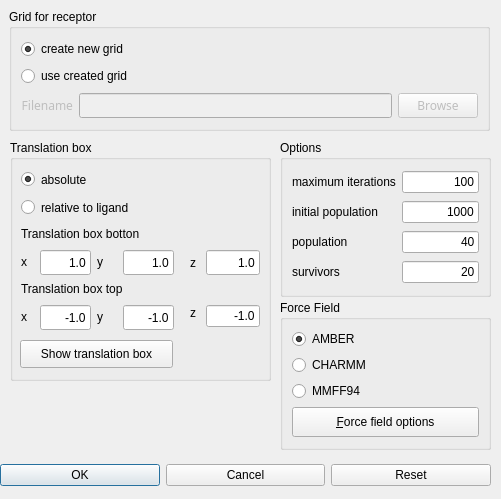
Qt form source/VIEW/DIALOGS/evolutionDockingDialog.ui (BALL-Project/ball) before a commit.
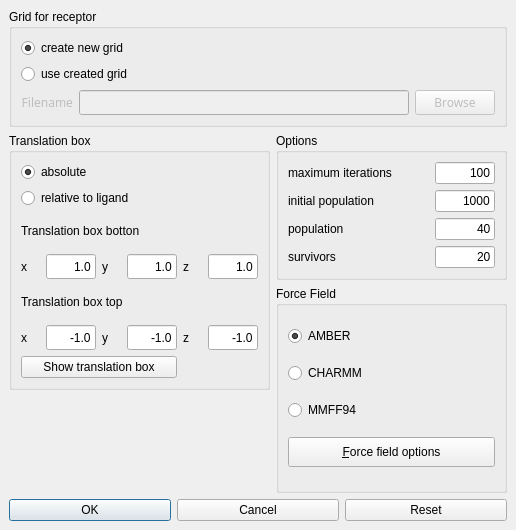
The same form after that commit.

Commit message: layout changes average remaining time

```diff
--- a/source/VIEW/DIALOGS/evolutionDockingDialog.ui
+++ b/source/VIEW/DIALOGS/evolutionDockingDialog.ui
@@ -8,8 +8,8 @@
    <rect>
     <x>0</x>
     <y>0</y>
-    <width>501</width>
-    <height>499</height>
+    <width>516</width>
+    <height>530</height>
    </rect>
   </property>
   <property name="sizePolicy" >
@@ -38,15 +38,27 @@
   <property name="modal" >
    <bool>false</bool>
   </property>
-  <widget class="QWidget" name="layoutWidget" >
-   <property name="geometry" >
-    <rect>
-     <x>0</x>
-     <y>460</y>
-     <width>491</width>
-     <height>31</height>
-    </rect>
+  <layout class="QGridLayout" >
+   <property name="margin" >
+    <number>9</number>
    </property>
+   <property name="spacing" >
+    <number>6</number>
+   </property>
+   <item row="3" column="0" >
+    <spacer>
+     <property name="orientation" >
+      <enum>Qt::Horizontal</enum>
+     </property>
+     <property name="sizeHint" >
+      <size>
+       <width>261</width>
+       <height>20</height>
+      </size>
+     </property>
+    </spacer>
+   </item>
+   <item row="4" column="0" colspan="2" >
    <layout class="QHBoxLayout" >
     <property name="margin" >
      <number>0</number>
@@ -121,271 +133,9 @@
      </widget>
     </item>
    </layout>
-  </widget>
-  <widget class="QGroupBox" name="trans_box_group" >
-   <property name="geometry" >
-    <rect>
-     <x>10</x>
-     <y>140</y>
-     <width>261</width>
-     <height>241</height>
-    </rect>
-   </property>
-   <property name="title" >
-    <string>Translation box</string>
-   </property>
-   <widget class="QLabel" name="y_label_2" >
-    <property name="geometry" >
-     <rect>
-      <x>87</x>
-      <y>164</y>
-      <width>16</width>
-      <height>25</height>
-     </rect>
-    </property>
-    <property name="text" >
-     <string>y</string>
-    </property>
-   </widget>
-   <widget class="QLineEdit" name="trans_box_top_z" >
-    <property name="geometry" >
-     <rect>
-      <x>196</x>
-      <y>165</y>
-      <width>54</width>
-      <height>22</height>
-     </rect>
-    </property>
-    <property name="text" >
-     <string>-1.0</string>
-    </property>
-    <property name="alignment" >
-     <set>Qt::AlignRight</set>
-    </property>
-   </widget>
-   <widget class="QLineEdit" name="trans_box_bottom_x" >
-    <property name="geometry" >
-     <rect>
-      <x>30</x>
-      <y>110</y>
-      <width>51</width>
-      <height>25</height>
-     </rect>
-    </property>
-    <property name="text" >
-     <string>1.0</string>
-    </property>
-    <property name="alignment" >
-     <set>Qt::AlignRight</set>
-    </property>
-   </widget>
-   <widget class="QLineEdit" name="trans_box_top_x" >
-    <property name="geometry" >
-     <rect>
-      <x>30</x>
-      <y>165</y>
-      <width>51</width>
-      <height>25</height>
-     </rect>
-    </property>
-    <property name="text" >
-     <string>-1.0</string>
-    </property>
-    <property name="alignment" >
-     <set>Qt::AlignRight</set>
-    </property>
-   </widget>
-   <widget class="QLabel" name="y_label" >
-    <property name="geometry" >
-     <rect>
-      <x>87</x>
-      <y>109</y>
-      <width>16</width>
-      <height>25</height>
-     </rect>
-    </property>
-    <property name="text" >
-     <string>y</string>
-    </property>
-   </widget>
-   <widget class="QLineEdit" name="trans_box_bottom_y" >
-    <property name="geometry" >
-     <rect>
-      <x>113</x>
-      <y>110</y>
-      <width>51</width>
-      <height>25</height>
-     </rect>
-    </property>
-    <property name="text" >
-     <string>1.0</string>
-    </property>
-    <property name="alignment" >
-     <set>Qt::AlignRight</set>
-    </property>
-   </widget>
-   <widget class="QLineEdit" name="trans_box_bottom_z" >
-    <property name="geometry" >
-     <rect>
-      <x>196</x>
-      <y>110</y>
-      <width>54</width>
-      <height>25</height>
-     </rect>
-    </property>
-    <property name="text" >
-     <string>1.0</string>
-    </property>
-    <property name="alignment" >
-     <set>Qt::AlignRight</set>
-    </property>
-   </widget>
-   <widget class="QLabel" name="z_label" >
-    <property name="geometry" >
-     <rect>
-      <x>180</x>
-      <y>110</y>
-      <width>16</width>
-      <height>25</height>
-     </rect>
-    </property>
-    <property name="text" >
-     <string>z</string>
-    </property>
-   </widget>
-   <widget class="QLabel" name="z_label_2" >
-    <property name="geometry" >
-     <rect>
-      <x>180</x>
-      <y>160</y>
-      <width>16</width>
-      <height>25</height>
-     </rect>
-    </property>
-    <property name="text" >
-     <string>z</string>
-    </property>
-   </widget>
-   <widget class="QLineEdit" name="trans_box_top_y" >
-    <property name="geometry" >
-     <rect>
-      <x>113</x>
-      <y>165</y>
-      <width>51</width>
-      <height>25</height>
-     </rect>
-    </property>
-    <property name="text" >
-     <string>-1.0</string>
-    </property>
-    <property name="alignment" >
-     <set>Qt::AlignRight</set>
-    </property>
-   </widget>
-   <widget class="QLabel" name="trans_box_top_label" >
-    <property name="geometry" >
-     <rect>
-      <x>11</x>
-      <y>139</y>
-      <width>179</width>
-      <height>20</height>
-     </rect>
-    </property>
-    <property name="text" >
-     <string>Translation box top</string>
-    </property>
-   </widget>
-   <widget class="QLabel" name="x_label" >
-    <property name="geometry" >
-     <rect>
-      <x>11</x>
-      <y>109</y>
-      <width>16</width>
-      <height>25</height>
-     </rect>
-    </property>
-    <property name="text" >
-     <string>x</string>
-    </property>
-   </widget>
-   <widget class="QLabel" name="trans_box_botton_label" >
-    <property name="geometry" >
-     <rect>
-      <x>11</x>
-      <y>84</y>
-      <width>179</width>
-      <height>20</height>
-     </rect>
-    </property>
-    <property name="text" >
-     <string>Translation box botton</string>
-    </property>
-   </widget>
-   <widget class="QRadioButton" name="abs_trans_radio_button" >
-    <property name="geometry" >
-     <rect>
-      <x>11</x>
-      <y>28</y>
-      <width>153</width>
-      <height>23</height>
-     </rect>
-    </property>
-    <property name="text" >
-     <string>absolute</string>
-    </property>
-    <property name="checked" >
-     <bool>true</bool>
-    </property>
-   </widget>
-   <widget class="QPushButton" name="trans_box_button" >
-    <property name="geometry" >
-     <rect>
-      <x>10</x>
-      <y>200</y>
-      <width>153</width>
-      <height>28</height>
-     </rect>
-    </property>
-    <property name="text" >
-     <string>Show translation box</string>
-    </property>
-   </widget>
-   <widget class="QLabel" name="x_label_2" >
-    <property name="geometry" >
-     <rect>
-      <x>11</x>
-      <y>164</y>
-      <width>16</width>
-      <height>25</height>
-     </rect>
-    </property>
-    <property name="text" >
-     <string>x</string>
-    </property>
-   </widget>
-   <widget class="QRadioButton" name="rel_trans_radio_button" >
-    <property name="geometry" >
-     <rect>
-      <x>11</x>
-      <y>56</y>
-      <width>179</width>
-      <height>23</height>
-     </rect>
-    </property>
-    <property name="text" >
-     <string>relative to ligand</string>
-    </property>
-   </widget>
-  </widget>
+   </item>
+   <item row="0" column="0" colspan="2" >
   <widget class="QGroupBox" name="grid_group" >
-   <property name="geometry" >
-    <rect>
-     <x>9</x>
-     <y>9</y>
-     <width>481</width>
-     <height>122</height>
-    </rect>
-   </property>
    <property name="title" >
     <string>Grid for receptor</string>
    </property>
@@ -532,15 +282,9 @@
     </item>
    </layout>
   </widget>
+   </item>
+   <item row="1" column="1" >
   <widget class="QGroupBox" name="option_group" >
-   <property name="geometry" >
-    <rect>
-     <x>280</x>
-     <y>140</y>
-     <width>211</width>
-     <height>157</height>
-    </rect>
-   </property>
    <property name="title" >
     <string>Options</string>
    </property>
@@ -560,6 +304,12 @@
     </item>
     <item row="3" column="1" >
      <widget class="QLineEdit" name="survivors" >
+        <property name="maximumSize" >
+         <size>
+          <width>60</width>
+          <height>25</height>
+         </size>
+        </property>
       <property name="text" >
        <string>20</string>
       </property>
@@ -570,6 +320,12 @@
     </item>
     <item row="2" column="1" >
      <widget class="QLineEdit" name="population" >
+        <property name="maximumSize" >
+         <size>
+          <width>60</width>
+          <height>25</height>
+         </size>
+        </property>
       <property name="text" >
        <string>40</string>
       </property>
@@ -580,6 +336,12 @@
     </item>
     <item row="1" column="1" >
      <widget class="QLineEdit" name="init_population" >
+        <property name="maximumSize" >
+         <size>
+          <width>60</width>
+          <height>25</height>
+         </size>
+        </property>
       <property name="text" >
        <string>1000</string>
       </property>
@@ -590,6 +352,12 @@
     </item>
     <item row="0" column="1" >
      <widget class="QLineEdit" name="max_iterations" >
+        <property name="maximumSize" >
+         <size>
+          <width>60</width>
+          <height>25</height>
+         </size>
+        </property>
       <property name="text" >
        <string>100</string>
       </property>
@@ -621,15 +389,9 @@
     </item>
    </layout>
   </widget>
+   </item>
+   <item rowspan="2" row="2" column="1" >
   <widget class="QGroupBox" name="force_field_group" >
-   <property name="geometry" >
-    <rect>
-     <x>280</x>
-     <y>300</y>
-     <width>211</width>
-     <height>150</height>
-    </rect>
-   </property>
    <property name="title" >
     <string>Force Field</string>
    </property>
@@ -703,6 +465,199 @@
     </item>
    </layout>
   </widget>
+   </item>
+   <item rowspan="2" row="1" column="0" >
+    <widget class="QGroupBox" name="trans_box_group" >
+     <property name="title" >
+      <string>Translation box</string>
+     </property>
+     <layout class="QGridLayout" >
+      <property name="margin" >
+       <number>9</number>
+      </property>
+      <property name="spacing" >
+       <number>6</number>
+      </property>
+      <item row="5" column="5" >
+       <widget class="QLineEdit" name="trans_box_top_z" >
+        <property name="maximumSize" >
+         <size>
+          <width>50</width>
+          <height>25</height>
+         </size>
+        </property>
+        <property name="text" >
+         <string>-1.0</string>
+        </property>
+        <property name="alignment" >
+         <set>Qt::AlignRight</set>
+        </property>
+       </widget>
+      </item>
+      <item row="3" column="5" >
+       <widget class="QLineEdit" name="trans_box_bottom_z" >
+        <property name="maximumSize" >
+         <size>
+          <width>50</width>
+          <height>25</height>
+         </size>
+        </property>
+        <property name="text" >
+         <string>1.0</string>
+        </property>
+        <property name="alignment" >
+         <set>Qt::AlignRight</set>
+        </property>
+       </widget>
+      </item>
+      <item row="5" column="3" >
+       <widget class="QLineEdit" name="trans_box_top_y" >
+        <property name="maximumSize" >
+         <size>
+          <width>50</width>
+          <height>25</height>
+         </size>
+        </property>
+        <property name="text" >
+         <string>-1.0</string>
+        </property>
+        <property name="alignment" >
+         <set>Qt::AlignRight</set>
+        </property>
+       </widget>
+      </item>
+      <item row="3" column="3" >
+       <widget class="QLineEdit" name="trans_box_bottom_y" >
+        <property name="maximumSize" >
+         <size>
+          <width>50</width>
+          <height>25</height>
+         </size>
+        </property>
+        <property name="text" >
+         <string>1.0</string>
+        </property>
+        <property name="alignment" >
+         <set>Qt::AlignRight</set>
+        </property>
+       </widget>
+      </item>
+      <item row="5" column="1" >
+       <widget class="QLineEdit" name="trans_box_top_x" >
+        <property name="maximumSize" >
+         <size>
+          <width>50</width>
+          <height>25</height>
+         </size>
+        </property>
+        <property name="text" >
+         <string>-1.0</string>
+        </property>
+        <property name="alignment" >
+         <set>Qt::AlignRight</set>
+        </property>
+       </widget>
+      </item>
+      <item row="3" column="1" >
+       <widget class="QLineEdit" name="trans_box_bottom_x" >
+        <property name="maximumSize" >
+         <size>
+          <width>50</width>
+          <height>25</height>
+         </size>
+        </property>
+        <property name="text" >
+         <string>1.0</string>
+        </property>
+        <property name="alignment" >
+         <set>Qt::AlignRight</set>
+        </property>
+       </widget>
+      </item>
+      <item row="1" column="0" colspan="5" >
+       <widget class="QRadioButton" name="rel_trans_radio_button" >
+        <property name="text" >
+         <string>relative to ligand</string>
+        </property>
+       </widget>
+      </item>
+      <item row="5" column="0" >
+       <widget class="QLabel" name="x_label_2" >
+        <property name="text" >
+         <string>x</string>
+        </property>
+       </widget>
+      </item>
+      <item row="6" column="0" colspan="4" >
+       <widget class="QPushButton" name="trans_box_button" >
+        <property name="text" >
+         <string>Show translation box</string>
+        </property>
+       </widget>
+      </item>
+      <item row="0" column="0" colspan="4" >
+       <widget class="QRadioButton" name="abs_trans_radio_button" >
+        <property name="text" >
+         <string>absolute</string>
+        </property>
+        <property name="checked" >
+         <bool>true</bool>
+        </property>
+       </widget>
+      </item>
+      <item row="2" column="0" colspan="5" >
+       <widget class="QLabel" name="trans_box_botton_label" >
+        <property name="text" >
+         <string>Translation box botton</string>
+        </property>
+       </widget>
+      </item>
+      <item row="3" column="0" >
+       <widget class="QLabel" name="x_label" >
+        <property name="text" >
+         <string>x</string>
+        </property>
+       </widget>
+      </item>
+      <item row="4" column="0" colspan="5" >
+       <widget class="QLabel" name="trans_box_top_label" >
+        <property name="text" >
+         <string>Translation box top</string>
+        </property>
+       </widget>
+      </item>
+      <item row="5" column="4" >
+       <widget class="QLabel" name="z_label_2" >
+        <property name="text" >
+         <string>z</string>
+        </property>
+       </widget>
+      </item>
+      <item row="3" column="4" >
+       <widget class="QLabel" name="z_label" >
+        <property name="text" >
+         <string>z</string>
+        </property>
+       </widget>
+      </item>
+      <item row="3" column="2" >
+       <widget class="QLabel" name="y_label" >
+        <property name="text" >
+         <string>y</string>
+        </property>
+       </widget>
+      </item>
+      <item row="5" column="2" >
+       <widget class="QLabel" name="y_label_2" >
+        <property name="text" >
+         <string>y</string>
+        </property>
+       </widget>
+      </item>
+     </layout>
+    </widget>
+   </item>
+  </layout>
  </widget>
  <pixmapfunction></pixmapfunction>
  <resources/>
```
Lines whose indentation alone changed are shown as unchanged. The commit also changes 2 other files.
